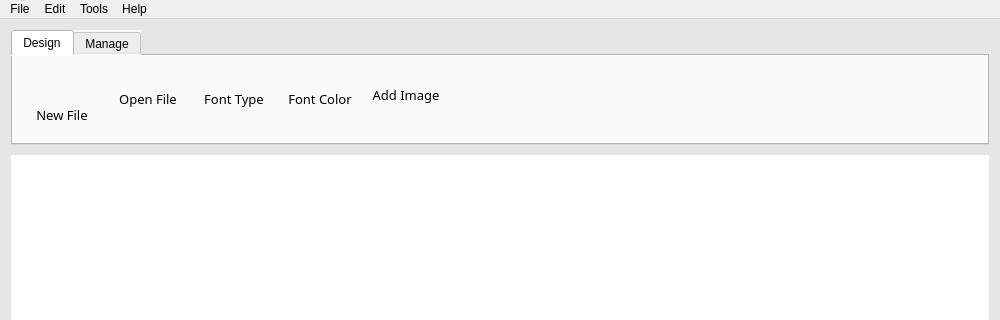
Above: Program/RicercaDocs/mainwindow.ui from LRANUL/UOP_SE_Y3S1-SOFT336SL_CROSS_PLATFORM_APPLICATION_DEVELOPMENT_IN_CPP before the change; both pictures show x 0 to 1000 and y 0 to 320 of the 1000 by 700 pixel window. Below: the same form after it.
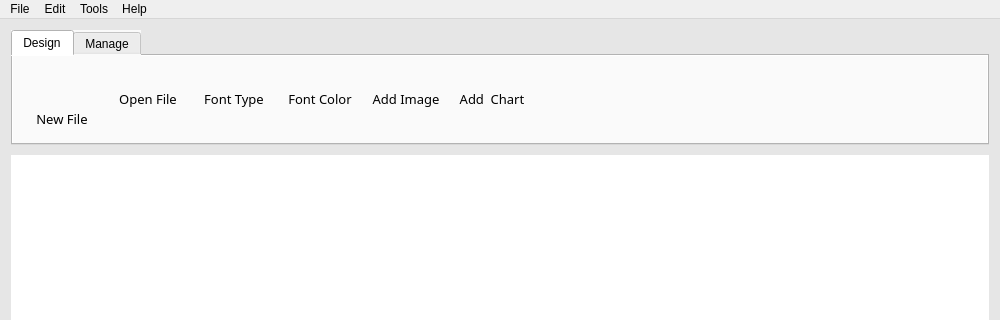
That is the form after the change. Icons and pictures are not drawn.

```diff
--- a/Program/RicercaDocs/mainwindow.ui
+++ b/Program/RicercaDocs/mainwindow.ui
@@ -167,7 +167,96 @@
            <string>Design</string>
           </attribute>
           <layout class="QGridLayout" name="gridLayout_3">
-           <item row="0" column="4" rowspan="2" colspan="2">
+           <item row="0" column="0">
+            <widget class="QPushButton" name="newFile">
+             <property name="minimumSize">
+              <size>
+               <width>0</width>
+               <height>60</height>
+              </size>
+             </property>
+             <property name="font">
+              <font>
+               <family>Arial Nova Light</family>
+               <pointsize>10</pointsize>
+              </font>
+             </property>
+             <property name="focusPolicy">
+              <enum>Qt::StrongFocus</enum>
+             </property>
+             <property name="layoutDirection">
+              <enum>Qt::LeftToRight</enum>
+             </property>
+             <property name="autoFillBackground">
+              <bool>false</bool>
+             </property>
+             <property name="styleSheet">
+              <string notr="true">background-color: rgb(240, 240, 240);
+text-align:bottom;</string>
+             </property>
+             <property name="text">
+              <string>New File</string>
+             </property>
+             <property name="icon">
+              <iconset resource="assets.qrc">
+               <normaloff>:/assets/icons/new.png</normaloff>:/assets/icons/new.png</iconset>
+             </property>
+             <property name="iconSize">
+              <size>
+               <width>60</width>
+               <height>60</height>
+              </size>
+             </property>
+             <property name="flat">
+              <bool>true</bool>
+             </property>
+            </widget>
+           </item>
+           <item row="0" column="2">
+            <widget class="QPushButton" name="font">
+             <property name="minimumSize">
+              <size>
+               <width>0</width>
+               <height>60</height>
+              </size>
+             </property>
+             <property name="font">
+              <font>
+               <family>Arial Nova Light</family>
+               <pointsize>10</pointsize>
+              </font>
+             </property>
+             <property name="focusPolicy">
+              <enum>Qt::StrongFocus</enum>
+             </property>
+             <property name="layoutDirection">
+              <enum>Qt::LeftToRight</enum>
+             </property>
+             <property name="autoFillBackground">
+              <bool>false</bool>
+             </property>
+             <property name="styleSheet">
+              <string notr="true">background-color: rgb(240, 240, 240);</string>
+             </property>
+             <property name="text">
+              <string>Font Type</string>
+             </property>
+             <property name="icon">
+              <iconset resource="assets.qrc">
+               <normaloff>:/assets/icons/font.png</normaloff>:/assets/icons/font.png</iconset>
+             </property>
+             <property name="iconSize">
+              <size>
+               <width>60</width>
+               <height>60</height>
+              </size>
+             </property>
+             <property name="flat">
+              <bool>true</bool>
+             </property>
+            </widget>
+           </item>
+           <item row="0" column="3">
             <widget class="QPushButton" name="fontColor">
              <property name="minimumSize">
               <size>
@@ -211,7 +300,95 @@
              </property>
             </widget>
            </item>
-           <item row="0" column="2" rowspan="2">
+           <item row="0" column="5">
+            <widget class="QPushButton" name="insertChart">
+             <property name="minimumSize">
+              <size>
+               <width>0</width>
+               <height>60</height>
+              </size>
+             </property>
+             <property name="font">
+              <font>
+               <family>Arial Nova Light</family>
+               <pointsize>10</pointsize>
+              </font>
+             </property>
+             <property name="focusPolicy">
+              <enum>Qt::StrongFocus</enum>
+             </property>
+             <property name="layoutDirection">
+              <enum>Qt::LeftToRight</enum>
+             </property>
+             <property name="autoFillBackground">
+              <bool>false</bool>
+             </property>
+             <property name="styleSheet">
+              <string notr="true">background-color: rgb(240, 240, 240);</string>
+             </property>
+             <property name="text">
+              <string>Add  Chart</string>
+             </property>
+             <property name="icon">
+              <iconset resource="assets.qrc">
+               <normaloff>:/assets/icons/chart.png</normaloff>:/assets/icons/chart.png</iconset>
+             </property>
+             <property name="iconSize">
+              <size>
+               <width>60</width>
+               <height>60</height>
+              </size>
+             </property>
+             <property name="flat">
+              <bool>true</bool>
+             </property>
+            </widget>
+           </item>
+           <item row="0" column="4">
+            <widget class="QPushButton" name="insertImage">
+             <property name="minimumSize">
+              <size>
+               <width>0</width>
+               <height>60</height>
+              </size>
+             </property>
+             <property name="font">
+              <font>
+               <family>Arial Nova Light</family>
+               <pointsize>10</pointsize>
+              </font>
+             </property>
+             <property name="focusPolicy">
+              <enum>Qt::StrongFocus</enum>
+             </property>
+             <property name="layoutDirection">
+              <enum>Qt::LeftToRight</enum>
+             </property>
+             <property name="autoFillBackground">
+              <bool>false</bool>
+             </property>
+             <property name="styleSheet">
+              <string notr="true">background-color: rgb(240, 240, 240);</string>
+             </property>
+             <property name="text">
+              <string>Add Image</string>
+             </property>
+             <property name="icon">
+              <iconset resource="assets.qrc">
+               <normaloff>:/assets/icons/image.png</normaloff>:/assets/icons/image.png</iconset>
+             </property>
+             <property name="iconSize">
+              <size>
+               <width>60</width>
+               <height>60</height>
+              </size>
+             </property>
+             <property name="flat">
+              <bool>true</bool>
+             </property>
+            </widget>
+           </item>
+           <item row="0" column="1">
             <widget class="QPushButton" name="openFile">
              <property name="minimumSize">
               <size>
@@ -255,7 +432,7 @@
              </property>
             </widget>
            </item>
-           <item row="0" column="7">
+           <item row="0" column="6">
             <spacer name="horizontalSpacer">
              <property name="orientation">
               <enum>Qt::Horizontal</enum>
@@ -268,139 +445,6 @@
              </property>
             </spacer>
            </item>
-           <item row="0" column="6">
-            <widget class="QPushButton" name="insertImage">
-             <property name="minimumSize">
-              <size>
-               <width>0</width>
-               <height>60</height>
-              </size>
-             </property>
-             <property name="font">
-              <font>
-               <family>Arial Nova Light</family>
-               <pointsize>10</pointsize>
-              </font>
-             </property>
-             <property name="focusPolicy">
-              <enum>Qt::StrongFocus</enum>
-             </property>
-             <property name="layoutDirection">
-              <enum>Qt::LeftToRight</enum>
-             </property>
-             <property name="autoFillBackground">
-              <bool>false</bool>
-             </property>
-             <property name="styleSheet">
-              <string notr="true">background-color: rgb(240, 240, 240);</string>
-             </property>
-             <property name="text">
-              <string>Add Image</string>
-             </property>
-             <property name="icon">
-              <iconset resource="assets.qrc">
-               <normaloff>:/assets/icons/image.png</normaloff>:/assets/icons/image.png</iconset>
-             </property>
-             <property name="iconSize">
-              <size>
-               <width>60</width>
-               <height>60</height>
-              </size>
-             </property>
-             <property name="flat">
-              <bool>true</bool>
-             </property>
-            </widget>
-           </item>
-           <item row="0" column="3" rowspan="2">
-            <widget class="QPushButton" name="font">
-             <property name="minimumSize">
-              <size>
-               <width>0</width>
-               <height>60</height>
-              </size>
-             </property>
-             <property name="font">
-              <font>
-               <family>Arial Nova Light</family>
-               <pointsize>10</pointsize>
-              </font>
-             </property>
-             <property name="focusPolicy">
-              <enum>Qt::StrongFocus</enum>
-             </property>
-             <property name="layoutDirection">
-              <enum>Qt::LeftToRight</enum>
-             </property>
-             <property name="autoFillBackground">
-              <bool>false</bool>
-             </property>
-             <property name="styleSheet">
-              <string notr="true">background-color: rgb(240, 240, 240);</string>
-             </property>
-             <property name="text">
-              <string>Font Type</string>
-             </property>
-             <property name="icon">
-              <iconset resource="assets.qrc">
-               <normaloff>:/assets/icons/font.png</normaloff>:/assets/icons/font.png</iconset>
-             </property>
-             <property name="iconSize">
-              <size>
-               <width>60</width>
-               <height>60</height>
-              </size>
-             </property>
-             <property name="flat">
-              <bool>true</bool>
-             </property>
-            </widget>
-           </item>
-           <item row="0" column="1">
-            <widget class="QPushButton" name="newFile">
-             <property name="minimumSize">
-              <size>
-               <width>0</width>
-               <height>60</height>
-              </size>
-             </property>
-             <property name="font">
-              <font>
-               <family>Arial Nova Light</family>
-               <pointsize>10</pointsize>
-              </font>
-             </property>
-             <property name="focusPolicy">
-              <enum>Qt::StrongFocus</enum>
-             </property>
-             <property name="layoutDirection">
-              <enum>Qt::LeftToRight</enum>
-             </property>
-             <property name="autoFillBackground">
-              <bool>false</bool>
-             </property>
-             <property name="styleSheet">
-              <string notr="true">background-color: rgb(240, 240, 240);
-text-align:bottom;</string>
-             </property>
-             <property name="text">
-              <string>New File</string>
-             </property>
-             <property name="icon">
-              <iconset resource="assets.qrc">
-               <normaloff>:/assets/icons/new.png</normaloff>:/assets/icons/new.png</iconset>
-             </property>
-             <property name="iconSize">
-              <size>
-               <width>60</width>
-               <height>60</height>
-              </size>
-             </property>
-             <property name="flat">
-              <bool>true</bool>
-             </property>
-            </widget>
-           </item>
           </layout>
          </widget>
          <widget class="QWidget" name="manage">
```
